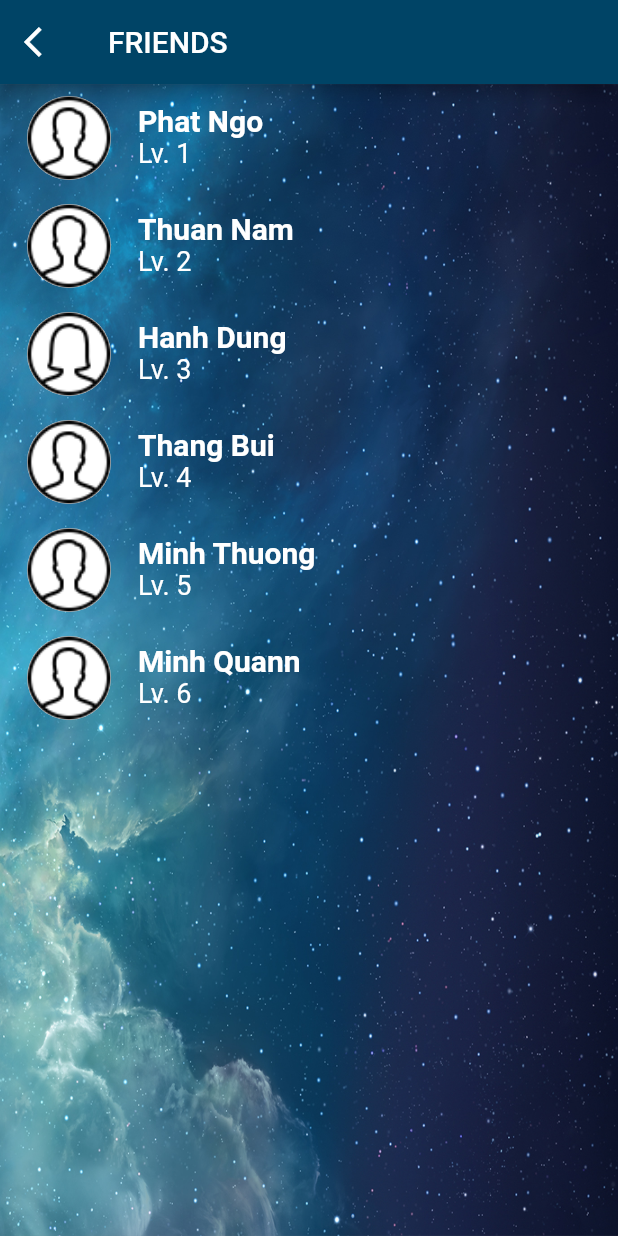
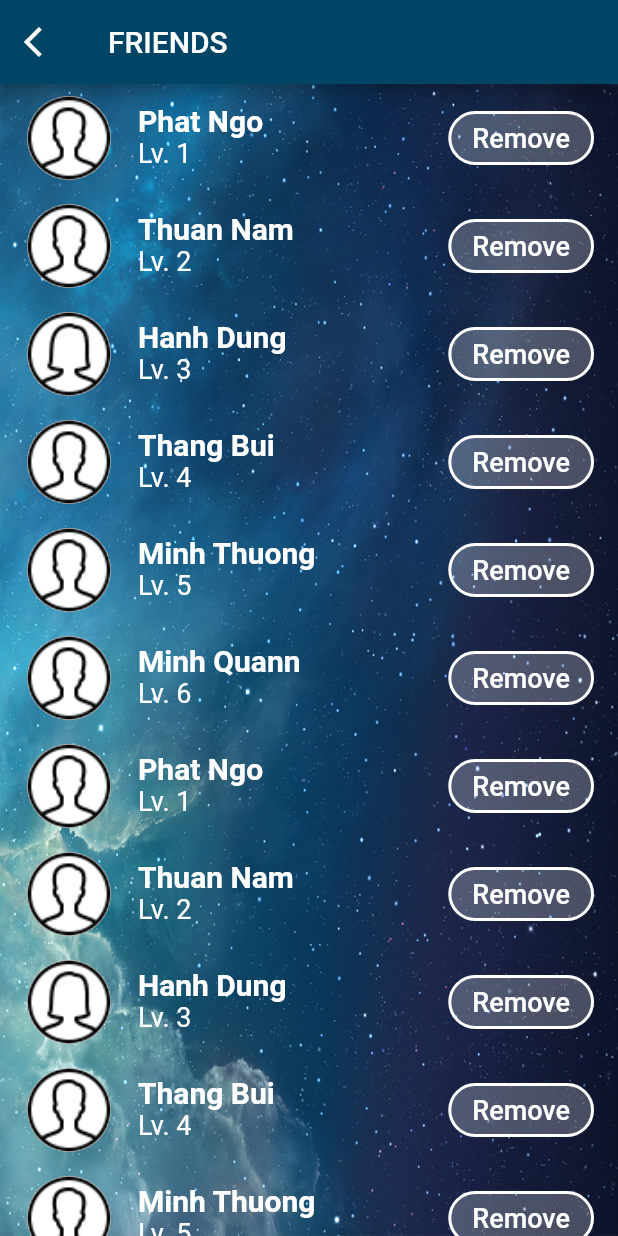
Before and after one commit to ngovanphat/QLDAPM-Project-PianoTile, a Flutter app: the screen it shows after launch, item 3 of the bottom bar chosen, after a tap on "FRIENDS LIST", on a phone screen of 412 x 824 dp. Run offline on Flutter 3.47's test engine with Material 2 defaults, Android fonts, the phone set to English and light mode, and no system bars; our stand-ins replace audioplayers, firebase_auth, firebase_core, firebase_database, firebase_storage, flutter_spinkit and 4 more; missing offline and left inert: flutter_midi, marquee_flutter, permissions_plugin; accounts and stored records are empty; project files that could hold a hidden picture were left out.

Commit message:
Remove friend from friends list

```diff
--- a/lib/views/friends_list.dart
+++ b/lib/views/friends_list.dart
@@ -35,6 +35,23 @@ class _FriendsListState extends State<FriendsList> {
           color: Colors.white,
           fontSize: 18,
         ),
+      ),
+      trailing: FlatButton(
+        shape: RoundedRectangleBorder(
+            borderRadius: BorderRadius.circular(70),
+            side: BorderSide(
+                color: Colors.white, width: 2)),
+        child: Text(
+          'Remove',
+          style: TextStyle(
+              fontSize: 18, color: Colors.white),
+        ),
+        color: Colors.white24,
+        onPressed: () {
+          setState(() {
+            _friends.removeAt(index);
+          });
+        },
       ),
     );
   }
@@ -88,10 +105,22 @@ List loadFriend() {
     'Hanh Dung',
     'Thang Bui',
     'Minh Thuong',
+    'Minh Quann',
+    'Phat Ngo',
+    'Thuan Nam',
+    'Hanh Dung',
+    'Thang Bui',
+    'Minh Thuong',
     'Minh Quann'
   ];
-  final levels = ['1', '2', '3', '4', '5', '6'];
+  final levels = ['1', '2', '3', '4', '5', '6','1', '2', '3', '4', '5', '6'];
   final avatars = [
+    'assets/images/male.png',
+    'assets/images/male.png',
+    'assets/images/female.png',
+    'assets/images/male.png',
+    'assets/images/male.png',
+    'assets/images/male.png',
     'assets/images/male.png',
     'assets/images/male.png',
     'assets/images/female.png',
--- a/lib/views/home.dart
+++ b/lib/views/home.dart
@@ -33,7 +33,8 @@ class _HomeState extends State<Home> with SingleTickerProviderStateMixin {
   Widget build(BuildContext context) {
     return Scaffold(
       backgroundColor: const Color(0xff004466),
-      body: IndexedStack(index: _currentIndex, children: [
+      body: SafeArea(
+        child: IndexedStack(index: _currentIndex, children: [
           Container(
             height: double.infinity,
             width: double.infinity,
@@ -121,6 +122,7 @@ class _HomeState extends State<Home> with SingleTickerProviderStateMixin {
           MusicList(),
           Profile(),
         ]),
+      ),
       bottomNavigationBar: BottomNavigationBar(
         currentIndex: _currentIndex,
         onTap: (int index) {
```
Also changed, not shown: 1 other file. Lines whose indentation alone changed are shown as unchanged.
